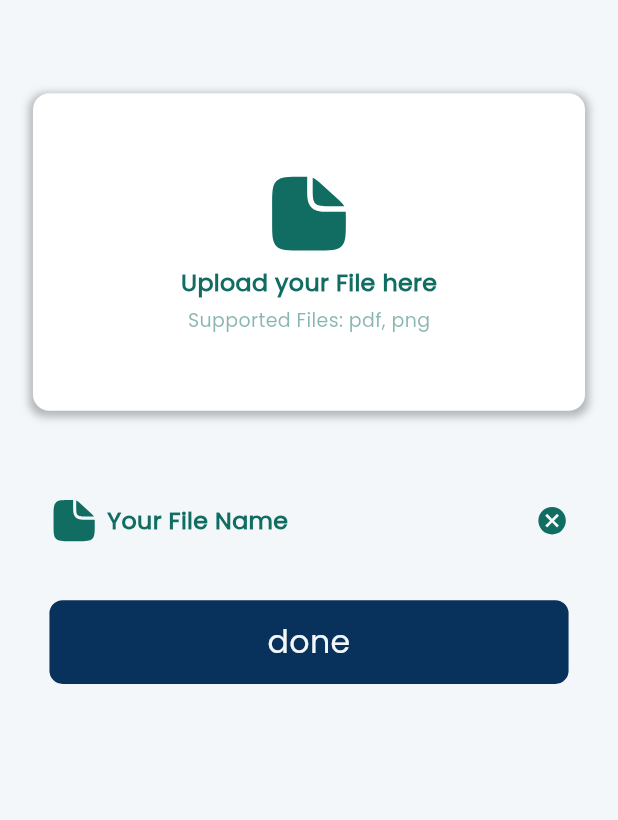
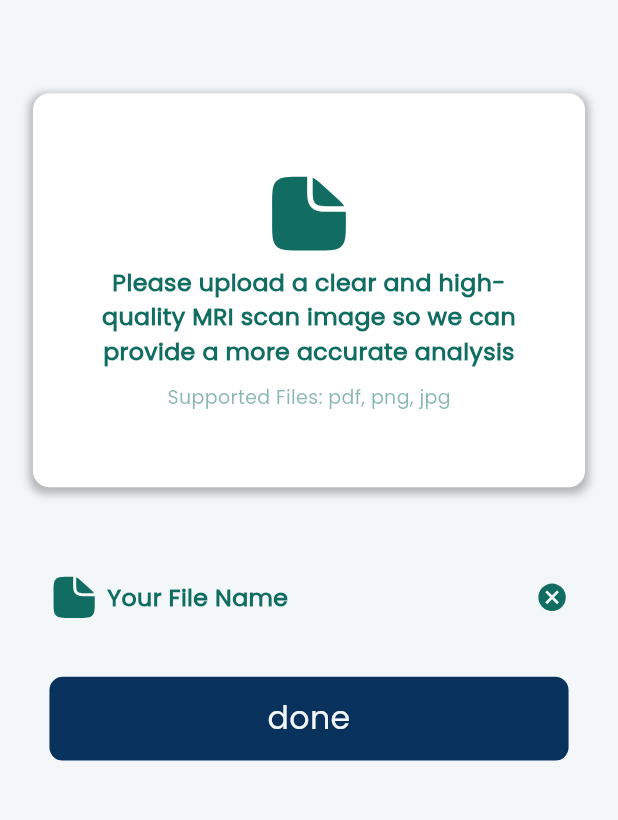
Before and after one commit to 3bdelrahman-ahmed/brain_tumr_detection_app, a Flutter app: the ScanPage screen opened directly, on a phone screen of 412 x 824 dp, the part 97-917 px from its top. Run offline on Flutter 3.47's test engine with Material 3 defaults, Android fonts, the phone set to English and light mode, and no system bars; drawn by our look-alikes of flutter_animate; our stand-ins replace bloc, cached_network_image, dartz, dio, equatable, file_picker and 23 more; missing offline and left inert: bottom_picker, onesignal_flutter, signalr_netcore; accounts and stored records are empty; project files that could hold a hidden picture were left out.

Commit message:
fix bugs in register doctor and upload scan

```diff
--- a/lib/core/components/cubits/navigation_cubit/navigation_cubit.dart
+++ b/lib/core/components/cubits/navigation_cubit/navigation_cubit.dart
@@ -1,7 +1,6 @@
 import 'package:brain_tumr_detection_app/core/services/service_locator/service_locator.dart';
 import 'package:brain_tumr_detection_app/features/feed/presentation/view_model/cubit/feed_cubit.dart';
 import 'package:brain_tumr_detection_app/features/reports/presentation/viewmodel/reports_cubit.dart';
-import 'package:brain_tumr_detection_app/features/scan/view_model/scan_cubit.dart';
 import 'package:brain_tumr_detection_app/features/slots/presentation/view_model/slots_cubit.dart';
 import 'package:brain_tumr_detection_app/features/view_patients/presentation/view/screens/view_patients_screen.dart';
 import 'package:flutter/material.dart';
@@ -14,7 +13,8 @@ import '../../../../features/doctors/presentation/view/screens/doctors_page.dart
 import '../../../../features/feed/presentation/view/screens/feed_page.dart';
 import '../../../../features/profle/presentation/view/screens/profile_page.dart';
 import '../../../../features/reports/presentation/view/screens/reports_screen.dart';
-import '../../../../features/scan/view/screens/scan_page.dart';
+import '../../../../features/scan/presentation/view/screens/scan_page.dart';
+import '../../../../features/scan/presentation/view_model/scan_cubit.dart';
 import '../../../../features/slots/presentation/view/screens/slots_screen.dart';
 import '../../../../features/view_patients/presentation/view_model/cubit/view_patients_cubit.dart';
 
--- a/lib/features/register/presentation/view/widgets/clinc_form_widget.dart
+++ b/lib/features/register/presentation/view/widgets/clinc_form_widget.dart
@@ -78,7 +78,7 @@ class ClincFormWidget extends StatelessWidget {
                   readOnly: true,
                   suffixIcon: AssetsSvg.uploadDoc,
                   validator: (v) => checkFieldValidation(
-                      val: cubit.licenseFrontController.text,
+                      val: cubit.clinicLicenseController.text,
                       fieldName: S.of(context).clinicLicense,
                       fieldType: ValidationType.text),
                   onTap: () {
--- a/lib/features/scan/data/remote/upload_scan_remote_data_source.dart
+++ b/lib/features/scan/data/remote/upload_scan_remote_data_source.dart
@@ -9,7 +9,7 @@ class UploadScanRemoteDataSource {
   Future<UploadScanResponseModel> uploadScan(
       UploadScanRequestModel requestModel) async {
     final response = await AppDio().post(
-        path: AppUrls.cancerPrediction, data: await requestModel.toFormData());
+        path: AppUrls.uploadScan, data: await requestModel.toFormData());
 
     return UploadScanResponseModel.fromJson(response.data);
   }
--- a/lib/features/scan/view/screens/scan_page.dart
+++ b/lib/features/scan/presentation/view/screens/scan_page.dart
@@ -7,12 +7,13 @@ import 'package:brain_tumr_detection_app/core/utils/extenstions/nb_extenstions.d
 import 'package:brain_tumr_detection_app/core/utils/extenstions/responsive_design_extenstions.dart';
 import 'package:brain_tumr_detection_app/core/utils/extenstions/toast_string_extenstion.dart';
 import 'package:brain_tumr_detection_app/core/utils/theme/text_styles/app_text_styles.dart';
-import 'package:brain_tumr_detection_app/features/scan/view/widgets/file_data_row.dart';
-import 'package:brain_tumr_detection_app/features/scan/view_model/scan_cubit.dart';
 import 'package:flutter/material.dart';
 import 'package:flutter_animate/flutter_animate.dart';
 import 'package:flutter_bloc/flutter_bloc.dart';
-import '../../../../generated/l10n.dart';
+
+import '../../../../../generated/l10n.dart';
+import '../../view_model/scan_cubit.dart';
+import '../widgets/file_data_row.dart';
 
 class ScanPage extends StatelessWidget {
   const ScanPage({Key? key}) : super(key: key);
@@ -58,10 +59,11 @@ class ScanPage extends StatelessWidget {
                             ),
                       5.toHeight,
                       Text(
-                        S.of(context).uploadYourFileHere,
+                        S.of(context).pleaseUplaodClearImage,
+                        textAlign: TextAlign.center,
                         style: AppTextStyles.font15GreenW700,
                       ),
-                      5.toHeight,
+                      10.toHeight,
                       Text(
                         S.of(context).supportedFiles,
                         style: AppTextStyles.font12LightGreenW500,
--- a/lib/foundations/app_urls.dart
+++ b/lib/foundations/app_urls.dart
@@ -5,7 +5,7 @@ class AppUrls {
   //Auth
   static const String login = "Auth/login";
   static const String registerPatient = "Auth/register/patient";
-  static const String registerDoctor = "Auth/register/do65ctor";
+  static const String registerDoctor = "Auth/register/doctor";
   static const String verifyCode = "Auth/verifyEmail";
   static const String forgetPassword = "Auth/forgetPassword";
   static const String verifyForgetPassword = "Auth/verifyForgetPassword";
@@ -28,11 +28,12 @@ class AppUrls {
   static const String getUserConversationMessage = "Chat/";
 
   // scan
-  static const String cancerPrediction = "cancerPrediction";
+  static const String uploadScan = "MriScan/upload";
 
   //Patient
   static String getPatients(String id) => "Appointment/doctor/$id";
   static String getBookedAppointments = "Appointment";
+
   static String getConversationId(String patientId) => "Chat/user/$patientId";
   static const String getPatientAppointments = "Appointment";
   static const String deleteAppointment = "Appointment/cancel";
--- a/lib/l10n/intl_ar.arb
+++ b/lib/l10n/intl_ar.arb
@@ -74,7 +74,7 @@
   "openLocationPermission": "مرحبًا! لمساعدتك في العثور على أفضل الأطباء بالقرب منك، نحتاج إلى إذن الموقع. يرجى تمكينه في الإعدادات!",
   "cancel": "إلغاء",
   "reScheduled": "تم إعادة الجدولة",
-  "supportedFiles": "الملفات المدعومة: pdf, png",
+  "supportedFiles": "الملفات المدعومة: , jpg , pdf, png",
   "yourFileIsBeingUploaded": "جاري رفع ملفك",
   "yourFileName": "اسم ملفك",
   "mriFileUploaded": "تم رفع ملف الرنين المغناطيسي بنجاح!",
@@ -204,5 +204,6 @@
   "appointmentCancelled": "ألغي الحجز",
   "areYouSureToCancelAppointment": "هل انت متأكد انك تريد الغاء الحجز",
   "sure": "متأكد",
-  "thisAppointmentCancelledSuccessfully": "تم الغاء الحجز بنجاح"
+  "thisAppointmentCancelledSuccessfully": "تم الغاء الحجز بنجاح",
+  "pleaseUplaodClearImage": "يرجى تحميل صورة واضحة وجيدة لجهاز الرنين المغناطيسي حتى نتمكن من تقديم تحليل أدق"
 }
--- a/lib/l10n/intl_en.arb
+++ b/lib/l10n/intl_en.arb
@@ -67,7 +67,7 @@
   "openLocationPermission": "Hey there! To help you find the best doctors near you, we need location access. Please enable it in settings!",
   "cancel": "Cancel",
   "reScheduled": "Rescheduled",
-  "supportedFiles": "Supported Files: pdf, png",
+  "supportedFiles": "Supported Files: pdf, png, jpg",
   "yourFileIsBeingUploaded": "Your file is being uploaded",
   "yourFileName": "Your File Name",
   "mriFileUploaded": "MRI Uploaded Successfully!",
@@ -204,5 +204,6 @@
   "appointmentCancelled" : "Appointment Cancelled",
   "areYouSureToCancelAppointment" : "Are you sure you want to cancel this appointment",
   "sure" : "Sure",
-  "thisAppointmentCancelledSuccessfully" : "This appointment cancelled successfully"
+  "thisAppointmentCancelledSuccessfully" : "This appointment cancelled successfully",
+  "pleaseUplaodClearImage" : "Please upload a clear and high-quality MRI scan image so we can provide a more accurate analysis"
 }
```
Also changed, not shown: lib/core/components/enum/appointment_status.dart (added, +16 -0 lines), lib/features/appointments/presentation/view/widgets/doctor_card.dart (+9 -7 lines), lib/features/register/presentation/view_model/rigester_screen_cubit.dart (+17 -1 lines), lib/features/scan/presentation/view/widgets/file_data_row.dart (renamed from lib/features/scan/view/widgets/file_data_row.dart, +4 -4 lines), lib/features/scan/presentation/view/widgets/sucess_upload_dialog.dart (renamed from lib/features/scan/view/widgets/sucess_upload_dialog.dart, +4 -3 lines), lib/features/scan/presentation/view_model/scan_cubit.dart (renamed from lib/features/scan/view_model/scan_cubit.dart, +3 -4 lines), lib/core/services/service_locator/service_locator.config.dart, lib/features/scan/presentation/view_model/scan_state.dart (renamed from lib/features/scan/view_model/scan_state.dart), lib/generated/intl/messages_ar.dart, lib/generated/intl/messages_en.dart, lib/generated/l10n.dart.
